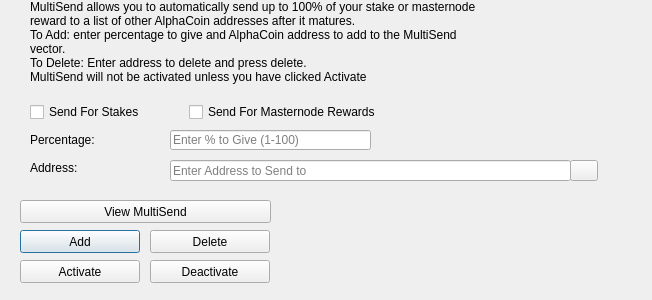
The window that src/qt/forms/multisenddialog.ui (revivalist777/quarck) describes before a commit, drawn with Qt 5.
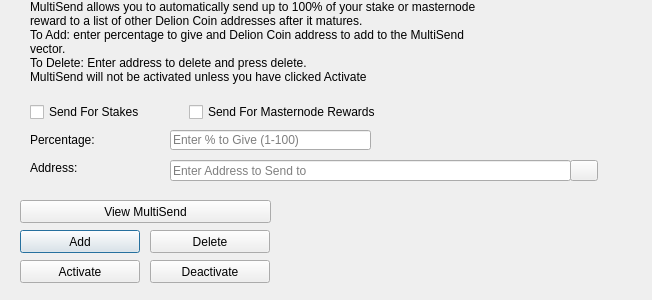
The same window after the commit. Icons and pictures are not drawn.

```diff
--- a/src/qt/forms/multisenddialog.ui
+++ b/src/qt/forms/multisenddialog.ui
@@ -61,8 +61,8 @@
     <number>1</number>
    </property>
    <property name="text">
-    <string>MultiSend allows you to automatically send up to 100% of your stake or masternode reward to a list of other AlphaCoin addresses after it matures.
-To Add: enter percentage to give and AlphaCoin address to add to the MultiSend vector.
+    <string>MultiSend allows you to automatically send up to 100% of your stake or masternode reward to a list of other Delion Coin addresses after it matures.
+To Add: enter percentage to give and Delion Coin address to add to the MultiSend vector.
 To Delete: Enter address to delete and press delete.
 MultiSend will not be activated unless you have clicked Activate</string>
    </property>
```
Left out of the diff: 4 changed lines with no effect on the pictures.
